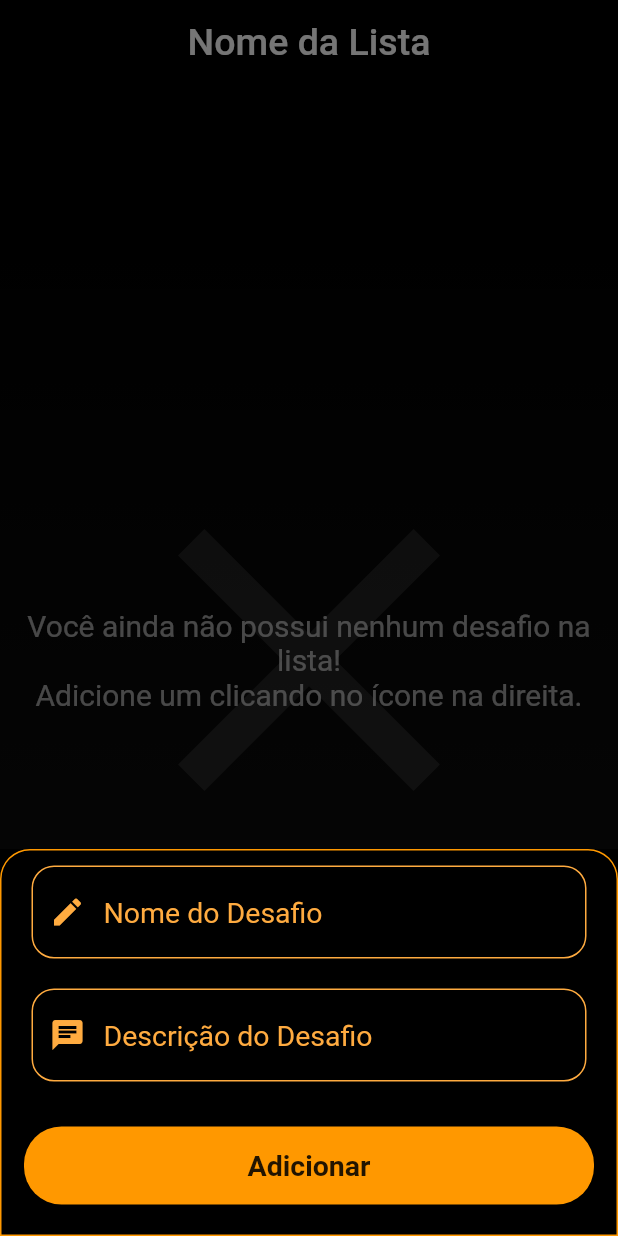
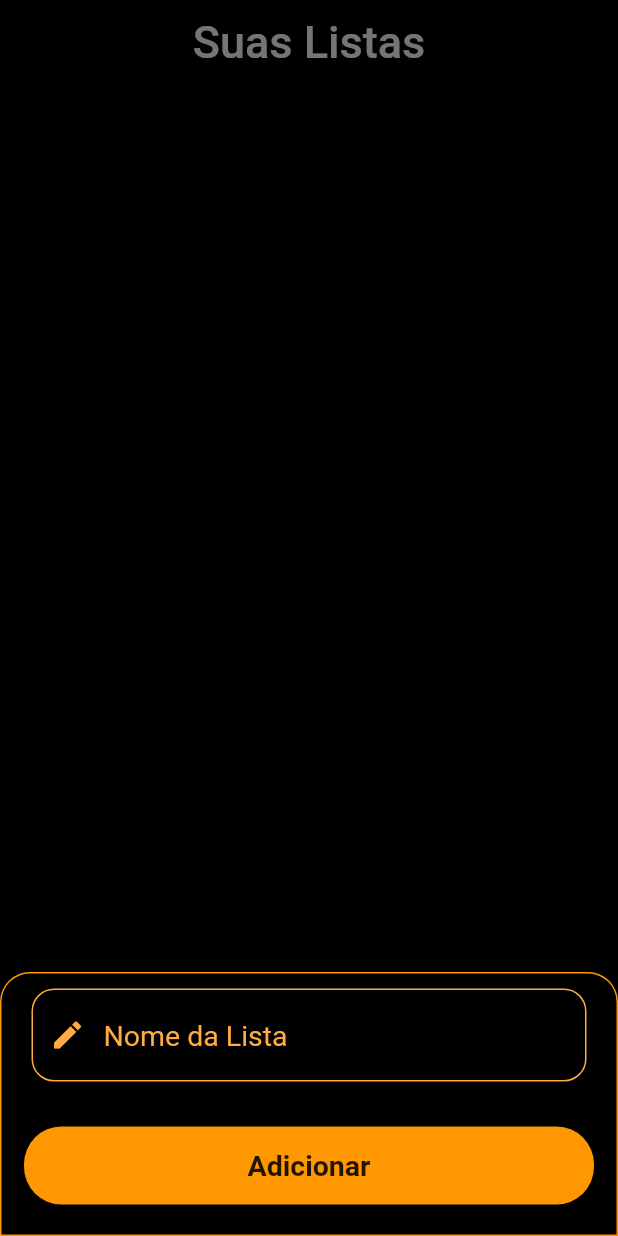
Before and after one commit to Joe02/Whell_of_-mis-fortune, a Flutter app: the screen it shows after launch, after a tap on the "add" icon, on a phone screen of 412 x 824 dp. Run offline on Flutter 3.47's test engine with Material 2 defaults, Android fonts, the phone set to English and light mode, and no system bars; our stand-ins replace shared_preferences.

Commit message:
Added previous game screen to select which list to use.

```diff
--- a/lib/main.dart
+++ b/lib/main.dart
@@ -1,6 +1,7 @@
 import 'package:flutter/material.dart';
 import 'package:flutter/widgets.dart';
 import 'package:my_wheel_of_fortune/pages/game_screen_page.dart';
+import 'package:my_wheel_of_fortune/pages/game_selection_page.dart';
 void main() {
   runApp(MyApp());
 }
@@ -24,6 +25,6 @@ class MyHomePage extends StatefulWidget {
 class MyHomePageState extends State<MyHomePage> {
   @override
   Widget build(BuildContext context) {
-    return GameScreen();
+    return GameSelectionPage();
   }
 }
--- a/lib/pages/game_screen_page.dart
+++ b/lib/pages/game_screen_page.dart
@@ -1,23 +1,21 @@
 import 'package:flutter/cupertino.dart';
 import 'package:flutter/material.dart';
 import 'package:my_wheel_of_fortune/utils/models/game_action.dart';
+import 'package:my_wheel_of_fortune/utils/models/game_list.dart';
 import 'package:my_wheel_of_fortune/utils/widgets/actions_list.dart';
 
 class GameScreen extends StatefulWidget {
+  final GameList gameList;
+
+  GameScreen(this.gameList);
+
   @override
   GameScreenState createState() => GameScreenState();
 }
 
 class GameScreenState extends State<GameScreen> {
-  String listName = "Nome da Lista";
-
-  List<String> actionsList = [];
-  List<String> actionsDescriptionList = [];
-
   final _actionNameController = TextEditingController();
   final _actionDescriptionController = TextEditingController();
-  var prefs;
-
   @override
   void initState() {
     super.initState();
@@ -25,25 +23,42 @@ class GameScreenState extends State<GameScreen> {
 
   @override
   Widget build(BuildContext context) {
-    return Scaffold(
+    return MaterialApp(
+      theme: ThemeData(
+        primaryColor: Colors.orange,
+        accentColor: Colors.orangeAccent
+      ),
+      home: Scaffold(
         appBar: buildAppBar(),
         backgroundColor: Colors.black54,
-        body: buildHomePageBackground(Stack(
+        body: buildHomePageBackground(
+          Stack(
             children: <Widget>[
               buildActionsListWheel(),
               buildActions(),
             ],
-        )));
+          ),
+        ),
+      ),
+    );
   }
 
   buildAppBar() {
     return AppBar(
       backgroundColor: Colors.black,
       elevation: 1,
+      leading: GestureDetector(
+          onTap: () {
+            Navigator.pop(context);
+          },
+          child: Padding(
+            padding: const EdgeInsets.only(left: 20.0),
+            child: Icon(Icons.chevron_left, color: Colors.white, size: 50,),
+          )),
       centerTitle: true,
       title: Text(
-        listName,
-        style: TextStyle(fontSize: 25),
+        widget.gameList.gameListName,
+        style: TextStyle(fontSize: 25, color: Colors.white),
       ),
     );
   }
@@ -66,15 +81,7 @@ class GameScreenState extends State<GameScreen> {
   }
 
   buildActionsListWheel() {
-    var index = 0;
-    List<GameAction> finalActionsList = [];
-
-    for (index = 0; index < actionsList.length; index++) {
-      finalActionsList
-          .add(GameAction(actionsList[index], actionsDescriptionList[index]));
-    }
-
-    return ActionsList(finalActionsList);
+    return ActionsList(widget.gameList.gameActions);
   }
 
   buildActions() {
@@ -83,6 +90,37 @@ class GameScreenState extends State<GameScreen> {
       children: <Widget>[
         Align(
           alignment: Alignment.bottomRight,
+          child: InkWell(
+            onTap: () {
+              addGameActionToList();
+            },
+            child: Padding(
+              padding: const EdgeInsets.only(right: 20.0, bottom: 10),
+              child: Container(
+                decoration: BoxDecoration(
+                  color: Colors.black12,
+                  border: Border.all(
+                    color: Colors.orange,
+                  ),
+                  borderRadius: BorderRadius.circular(20),
+                ),
+                child: Padding(
+                  padding: const EdgeInsets.all(3.0),
+                  child: Icon(
+                    Icons.add,
+                    color: Colors.orange,
+                    size: 50,
+                  ),
+                ),
+              ),
+            ),
+          ),
+        ),
+        widget.gameList.gameActions.length > 0 ? Align(
+          alignment: Alignment.bottomRight,
+          child: InkWell(
+            onTap: () {
+            },
             child: Padding(
               padding: const EdgeInsets.only(right: 20.0, bottom: 10),
               child: Container(
@@ -93,13 +131,10 @@ class GameScreenState extends State<GameScreen> {
                   ),
                   borderRadius: BorderRadius.circular(20),
                 ),
-              child: FloatingActionButton(
-                backgroundColor: Colors.black12,
-                onPressed: () {
-                  addGameActionToList();
-                },
+                child: Padding(
+                  padding: const EdgeInsets.all(3.0),
                   child: Icon(
-                  Icons.add,
+                    Icons.view_list,
                     color: Colors.orange,
                     size: 50,
                   ),
@@ -107,30 +142,7 @@ class GameScreenState extends State<GameScreen> {
               ),
             ),
           ),
-        Align(
-          alignment: Alignment.bottomRight,
-          child: Padding(
-            padding: const EdgeInsets.only(right: 20.0, bottom: 10),
-            child: Container(
-              decoration: BoxDecoration(
-                color: Colors.black12,
-                border: Border.all(
-                  color: Colors.orangeAccent,
-                ),
-                borderRadius: BorderRadius.circular(20),
-              ),
-              child: FloatingActionButton(
-                backgroundColor: Colors.black12,
-                onPressed: () {},
-                child: Icon(
-                  Icons.view_list,
-                  color: Colors.orange,
-                  size: 35,
-                ),
-              ),
-            ),
-          ),
-        ),
+        ) : Container()
       ],
     );
   }
@@ -162,7 +174,7 @@ class GameScreenState extends State<GameScreen> {
                 padding:
                     const EdgeInsets.symmetric(horizontal: 20.0, vertical: 10),
                 child: TextFormField(
-                  style: TextStyle(color: Colors.orangeAccent),
+                  style: TextStyle(color: Colors.orangeAccent, fontSize: 20),
                   controller: _actionNameController,
                   decoration: InputDecoration(
                       enabledBorder: OutlineInputBorder(
@@ -174,7 +186,7 @@ class GameScreenState extends State<GameScreen> {
                       ),
                       hintText: "Nome do Desafio",
                       hintStyle:
-                      TextStyle(color: Colors.orangeAccent, fontSize: 19)),
+                          TextStyle(color: Colors.orangeAccent, fontSize: 20)),
                 ),
               ),
             ),
@@ -184,7 +196,7 @@ class GameScreenState extends State<GameScreen> {
                 padding:
                     const EdgeInsets.symmetric(horizontal: 20.0, vertical: 10),
                 child: TextFormField(
-                  style: TextStyle(color: Colors.orangeAccent),
+                  style: TextStyle(color: Colors.orangeAccent, fontSize: 20),
                   controller: _actionDescriptionController,
                   decoration: InputDecoration(
                       enabledBorder: OutlineInputBorder(
@@ -196,7 +208,7 @@ class GameScreenState extends State<GameScreen> {
                       ),
                       hintText: "Descrição do Desafio",
                       hintStyle:
-                      TextStyle(color: Colors.orangeAccent, fontSize: 19)),
+                          TextStyle(color: Colors.orangeAccent, fontSize: 20)),
                 ),
               ),
             ),
@@ -214,10 +226,12 @@ class GameScreenState extends State<GameScreen> {
                   ),
                 ),
                 onPressed: () {
-                  if (_actionNameController.text.isNotEmpty && _actionDescriptionController.text.isNotEmpty) {
+                  if (_actionNameController.text.isNotEmpty &&
+                      _actionDescriptionController.text.isNotEmpty) {
                     setState(() {
-                      actionsList.add(_actionNameController.text);
-                      actionsDescriptionList.add(_actionDescriptionController.text);
+                      widget.gameList.gameActions.add(GameAction(
+                          _actionNameController.text,
+                          _actionDescriptionController.text));
 
                       _actionNameController.clear();
                       _actionDescriptionController.clear();
--- /dev/null
+++ b/lib/pages/game_selection_page.dart
@@ -0,0 +1,194 @@
+import 'package:flutter/cupertino.dart';
+import 'package:flutter/material.dart';
+import 'package:my_wheel_of_fortune/pages/game_screen_page.dart';
+import 'package:my_wheel_of_fortune/utils/models/game_action.dart';
+import 'package:my_wheel_of_fortune/utils/models/game_list.dart';
+import 'package:shared_preferences/shared_preferences.dart';
+
+class GameSelectionPage extends StatefulWidget {
+  @override
+  GameSelectionPageState createState() => GameSelectionPageState();
+}
+
+class GameSelectionPageState extends State<GameSelectionPage> {
+  final _prefs = SharedPreferences.getInstance();
+  final _listNameController = TextEditingController();
+  List<GameList> gamesList = [];
+
+  @override
+  Widget build(BuildContext context) {
+    return Scaffold(
+      appBar: AppBar(
+        backgroundColor: Colors.transparent,
+        centerTitle: true,
+        title: Text(
+          "Suas Listas",
+          style: TextStyle(fontSize: 30),
+        ),
+      ),
+      floatingActionButton: Padding(
+        padding: const EdgeInsets.only(right: 20.0, bottom: 10),
+        child: Card(
+          elevation: 5,
+          color: Colors.white70,
+          shape: RoundedRectangleBorder(
+            side: BorderSide(
+              color: Colors.black38,
+                  width: 2
+            ),
+            borderRadius: BorderRadius.circular(40),
+          ),
+          child: Padding(
+            padding: const EdgeInsets.all(8.0),
+            child: FloatingActionButton(
+              elevation: 0,
+              backgroundColor: Colors.white,
+              onPressed: () {
+                displayBottomSheetModal();
+              },
+              child: Icon(
+                Icons.add,
+                color: Colors.black,
+                size: 50,
+              ),
+            ),
+          ),
+        ),
+      ),
+      backgroundColor: Colors.black,
+      body: FutureBuilder(
+        future: getLocalLists(),
+        builder: (context, snapsthot) => GridView.count(
+          crossAxisCount: MediaQuery.of(context).orientation == Orientation.portrait ? 3 : 4,
+          children: List.generate(
+            gamesList.length,
+            (index) => InkWell(
+              onTap: () {
+                Navigator.of(context).push(
+                  CupertinoPageRoute(
+                    builder: (context) => GameScreen(
+                      gamesList[index],
+                    ),
+                  ),
+                );
+              },
+              child: Padding(
+                padding:
+                    const EdgeInsets.symmetric(vertical: 15.0, horizontal: 15),
+                child: Card(
+                  color: Colors.orange,
+                  child: Padding(
+                    padding: const EdgeInsets.all(10),
+                    child: Center(
+                      child: ListTile(
+                        title: Text(
+                          gamesList[index].gameListName,
+                          style: TextStyle(
+                              fontSize: 25,
+                              color: Colors.black87,
+                              fontWeight: FontWeight.bold),
+                        ),
+                        subtitle: Text(
+                         gamesList[index].gameActions.length > 0 ?  "Possui ${gamesList[index].gameActions.length} cards" : "Lista vazia :(",
+                          style: TextStyle(
+                              fontSize: 20, fontWeight: FontWeight.w600),
+                        ),
+                      ),
+                    ),
+                  ),
+                ),
+              ),
+            ),
+          ),
+        ),
+      ),
+    );
+  }
+
+  getLocalLists() async {
+    List<GameList> lists = [];
+    var counter = 0;
+
+    var prefs = await _prefs;
+
+    while (prefs.containsKey("GameList$counter")) {
+      ///TODO Get's list
+
+      counter++;
+    }
+  }
+
+  displayBottomSheetModal() {
+    showModalBottomSheet(
+      backgroundColor: Colors.black,
+      context: context,
+      builder: (context) => Container(
+        padding:
+        EdgeInsets.only(bottom: MediaQuery.of(context).viewInsets.bottom),
+        decoration: new BoxDecoration(
+            color: Colors.black,
+            border: Border.all(
+                color: Colors.orange, width: 1.0, style: BorderStyle.solid),
+            borderRadius: new BorderRadius.only(
+                topLeft: const Radius.circular(20.0),
+                topRight: const Radius.circular(20.0))),
+        child: ListView(
+          shrinkWrap: true,
+          children: <Widget>[
+            Theme(
+              data: ThemeData(primaryColor: Colors.orangeAccent),
+              child: Padding(
+                padding:
+                const EdgeInsets.symmetric(horizontal: 20.0, vertical: 10),
+                child: TextFormField(
+                  style: TextStyle(color: Colors.orangeAccent),
+                  controller: _listNameController,
+                  decoration: InputDecoration(
+                      enabledBorder: OutlineInputBorder(
+                          borderRadius: BorderRadius.all(Radius.circular(15)),
+                          borderSide: BorderSide(color: Colors.orangeAccent)),
+                      prefixIcon: Icon(
+                        Icons.mode_edit,
+                        color: Colors.orangeAccent,
+                      ),
+                      hintText: "Nome da Lista",
+                      hintStyle:
+                      TextStyle(color: Colors.orangeAccent, fontSize: 19)),
+                ),
+              ),
+            ),
+            Padding(
+              padding: const EdgeInsets.symmetric(horizontal: 15, vertical: 20),
+              child: RaisedButton(
+                shape: RoundedRectangleBorder(
+                    borderRadius: BorderRadius.circular(25)),
+                color: Colors.orange,
+                child: Padding(
+                  padding: const EdgeInsets.all(15),
+                  child: Text(
+                    "Adicionar",
+                    style: TextStyle(fontSize: 19, fontWeight: FontWeight.bold),
+                  ),
+                ),
+                onPressed: () {
+                  if (_listNameController.text.isNotEmpty) {
+                    setState(() {
+                      List<GameAction> emptyList = [];
+                      gamesList.add(GameList(
+                          _listNameController.text,
+                        emptyList
+                          ));
+
+                      _listNameController.clear();
+                    });
+                    Navigator.pop(context);
+                  }
+                },
+              ),
+            )
+          ],
+        ),
+      ),
+    );
+  }
+}
--- a/lib/utils/models/game_list.dart
+++ b/lib/utils/models/game_list.dart
@@ -1,7 +1,9 @@
 import 'package:my_wheel_of_fortune/utils/models/game_action.dart';
 
 class GameList {
-  final gameListName;
-  final List<GameAction> gameActions;
+  String gameListName;
+  List<GameAction> gameActions;
+
   GameList(this.gameListName, this.gameActions);
+
 }
--- a/pubspec.yaml
+++ b/pubspec.yaml
@@ -23,12 +23,12 @@ environment:
 dependencies:
   flutter:
     sdk: flutter
-  sqflite:
 
   # The following adds the Cupertino Icons font to your application.
   # Use with the CupertinoIcons class for iOS style icons.
   cupertino_icons: ^0.1.3
   shared_preferences: ^0.5.8
+
 
 dev_dependencies:
   flutter_test:
```
Also changed, not shown: lib/utils/widgets/actions_list.dart (+24 -7 lines), pubspec.lock. Lines whose indentation alone changed are shown as unchanged.
